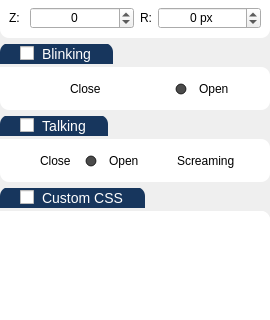
Old version of the form UI/settingsWidget.ui in the repository Gemmstone/PyNGtuber; both pictures show x 0 to 270 and y 112 to 432 of the 270 by 527 pixel window.
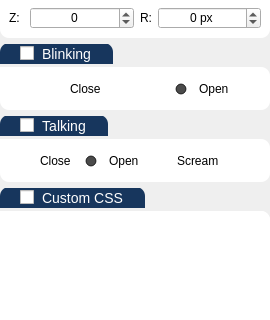
New version of the form. Icons and pictures are not drawn.

The edit to the form file:
```diff
--- a/UI/settingsWidget.ui
+++ b/UI/settingsWidget.ui
@@ -576,7 +576,7 @@
             <string notr="true">background-color: rgba(255, 255, 255, 0);</string>
            </property>
            <property name="text">
-            <string>Screaming</string>
+            <string>Scream</string>
            </property>
            <property name="checked">
             <bool>false</bool>
```
